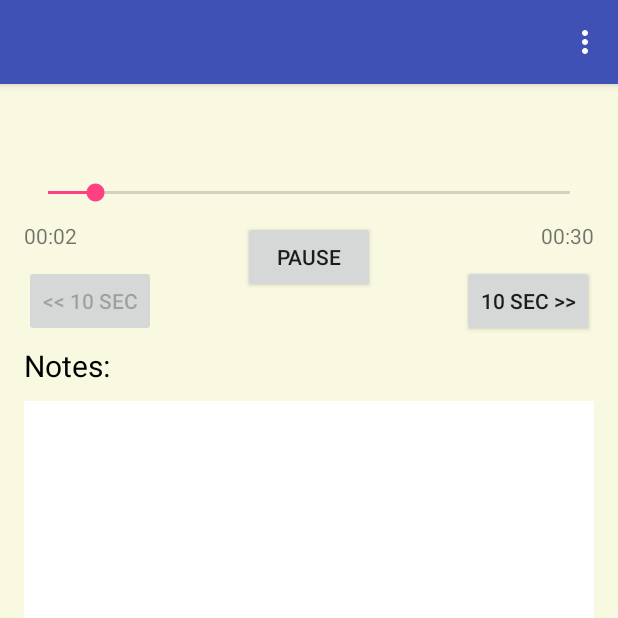
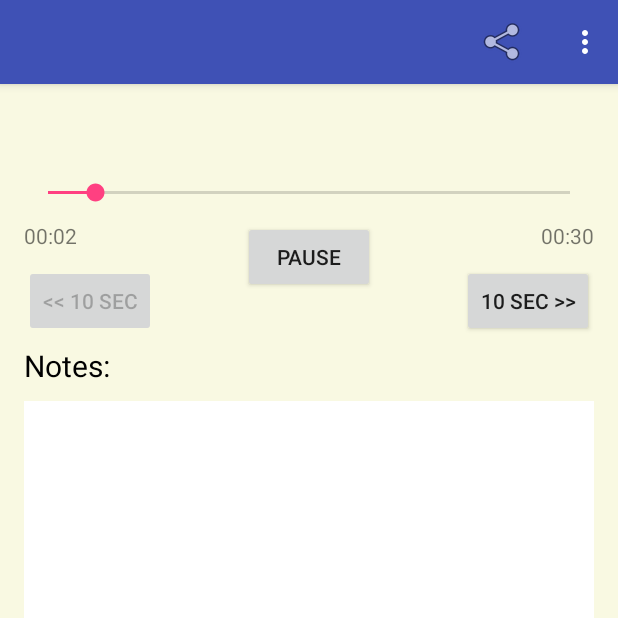
Before and after one commit to kirtan96/Audio_Notetaker, an Android app: the Player screen opened directly, with no data from a screen before it, on a phone screen of 412 x 824 dp, the top half of it. Run offline under Robolectric (Android 15) with nearby library versions, the phone set to English and light mode, and no system bars.

```diff
--- a/app/src/main/java/com/kirtan/audionotetaker/Player.java
+++ b/app/src/main/java/com/kirtan/audionotetaker/Player.java
@@ -27,6 +27,7 @@ import android.widget.BaseAdapter;
 import android.widget.Button;
 import android.widget.CheckBox;
 import android.widget.EditText;
+import android.widget.ImageView;
 import android.widget.LinearLayout;
 import android.widget.ListView;
 import android.widget.SeekBar;
@@ -63,6 +64,7 @@ public class Player extends AppCompatActivity {
     int currentNotePos;
     NoteListAdapter nla;
     boolean isAppOpen;
+    ImageView shareButton;
 
     @Override
     protected void onCreate(Bundle savedInstanceState) {
@@ -71,7 +73,7 @@ public class Player extends AppCompatActivity {
         Toolbar toolbar = (Toolbar) findViewById(R.id.toolbar);
         setSupportActionBar(toolbar);
 
-
+        shareButton = (ImageView) findViewById(R.id.shareButton);
         pause = (Button) findViewById(R.id.pauseButton);
         currentTime = (TextView) findViewById(R.id.currentTime);
         finalTime = (TextView) findViewById(R.id.finalTime);
@@ -88,6 +90,14 @@ public class Player extends AppCompatActivity {
         myPrefs = getSharedPreferences("myPrefs", MODE_PRIVATE);
 
         FloatingActionButton add = (FloatingActionButton) findViewById(R.id.fab);
+
+
+        shareButton.setOnClickListener(new View.OnClickListener() {
+            @Override
+            public void onClick(View v) {
+                share();
+            }
+        });
 
         pause.setOnClickListener(new View.OnClickListener() {
             @Override
@@ -516,6 +526,19 @@ public class Player extends AppCompatActivity {
         }
     }
 
+    private void share() {
+        Intent sharingIntent = new Intent(android.content.Intent.ACTION_SEND);
+        sharingIntent.setType("text/plain");
+        String s = "";
+        for(String notes: noteList)
+        {
+            s+= notes + "\n";
+        }
+        sharingIntent.putExtra(android.content.Intent.EXTRA_SUBJECT, "Notes for " + title.getText().toString());
+        sharingIntent.putExtra(android.content.Intent.EXTRA_TEXT, s);
+        startActivity(Intent.createChooser(sharingIntent, "Share notes via"));
+    }
+
     @Override
     protected void onPause() {
         super.onPause();
@@ -532,8 +555,10 @@ public class Player extends AppCompatActivity {
         isAppOpen = true;
         if(mediaPlayer != null)
         {
-            mediaPlayer.start();
-            myHandler.postDelayed(UpdateSongTime, 100);
+            if(mediaPlayer.isPlaying()) {
+                mediaPlayer.start();
+                myHandler.postDelayed(UpdateSongTime, 100);
+            }
         }
     }
 
--- a/app/src/main/res/layout/activity_player.xml
+++ b/app/src/main/res/layout/activity_player.xml
@@ -17,7 +17,16 @@
             android:layout_width="match_parent"
             android:layout_height="?attr/actionBarSize"
             android:background="?attr/colorPrimary"
-            app:popupTheme="@style/AppTheme.PopupOverlay" />
+            app:popupTheme="@style/AppTheme.PopupOverlay">
+
+            <ImageView
+                android:layout_width="wrap_content"
+                android:layout_height="wrap_content"
+                android:id="@+id/shareButton"
+                android:src="@android:drawable/ic_menu_share"
+                android:layout_gravity="top|end"
+                android:layout_marginRight="20dp"/>
+        </android.support.v7.widget.Toolbar>
 
     </android.support.design.widget.AppBarLayout>
 
```
